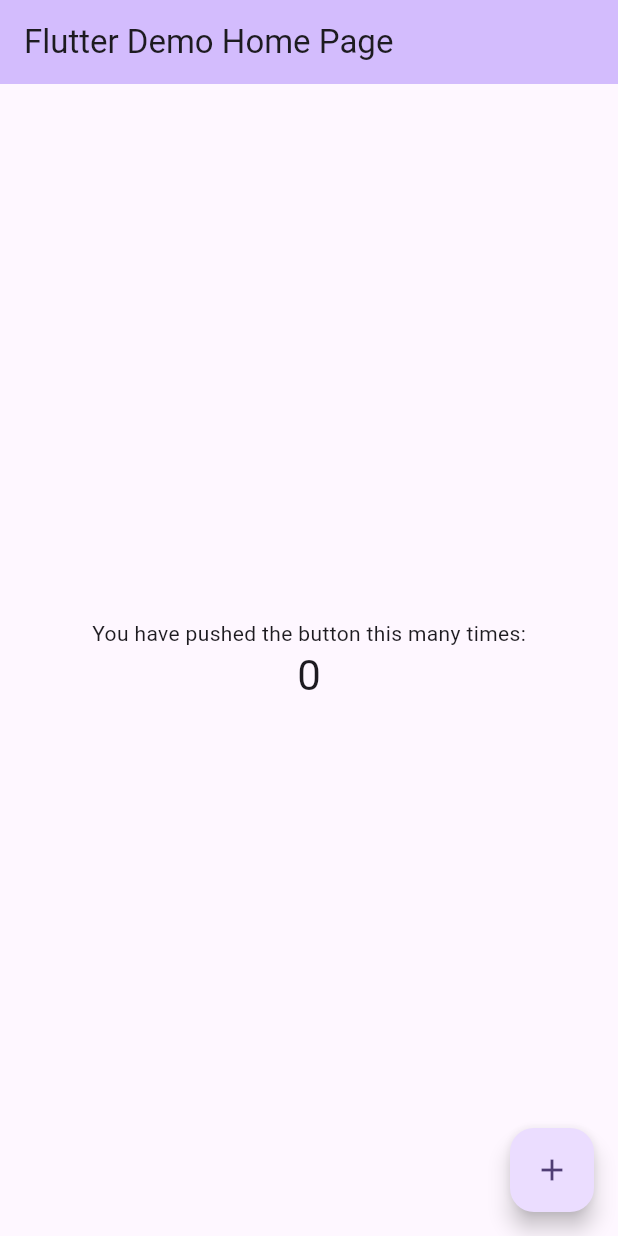
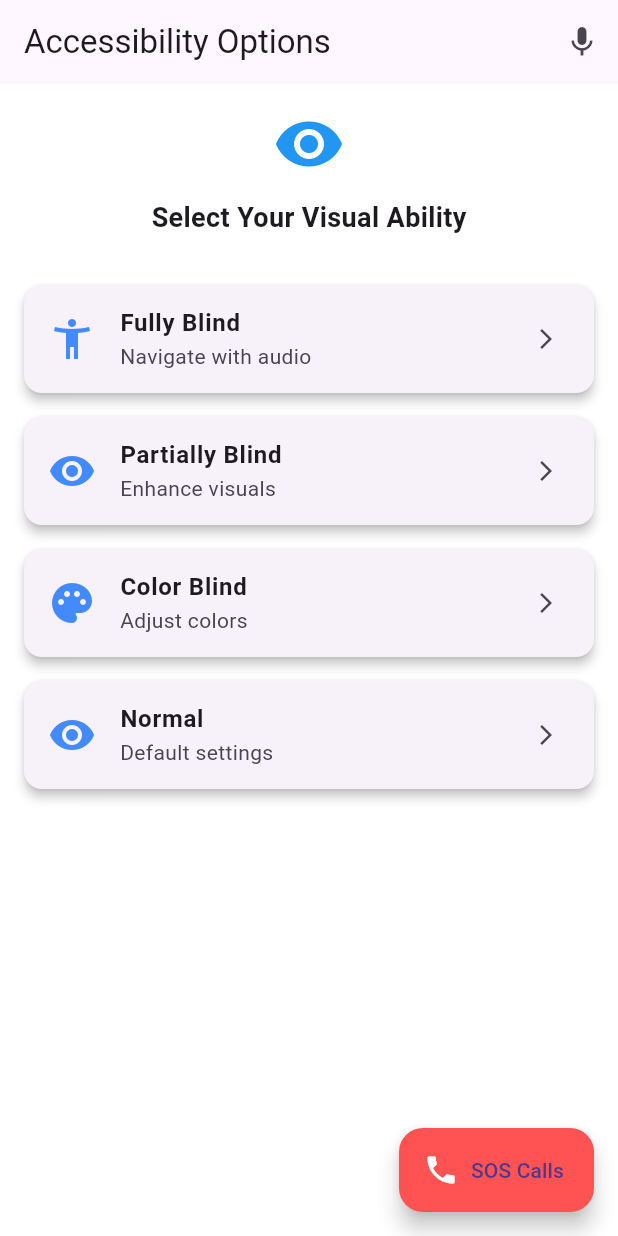
Before and after one commit to bappa-arc/visionaid_ar, a Flutter app: the screen it shows after launch, on a phone screen of 412 x 824 dp. Run offline on Flutter 3.47's test engine with Material 3 defaults, Android fonts, the phone set to English and light mode, and no system bars; Roboto replaces fonts that are missing (OpenSans).

Commit message:
first UI design

```diff
--- a/lib/main.dart
+++ b/lib/main.dart
@@ -1,122 +1,119 @@
 import 'package:flutter/material.dart';
+//import 'package:lucide_icons/lucide_icons.dart'; // Optional for better icons
 
-void main() {
-  runApp(const MyApp());
-}
+void main() => runApp(AccessibilityApp());
 
-class MyApp extends StatelessWidget {
-  const MyApp({super.key});
-
-  // This widget is the root of your application.
+class AccessibilityApp extends StatelessWidget {
   @override
   Widget build(BuildContext context) {
     return MaterialApp(
-      title: 'Flutter Demo',
+      title: 'Accessibility Options',
       theme: ThemeData(
-        // This is the theme of your application.
-        //
-        // TRY THIS: Try running your application with "flutter run". You'll see
-        // the application has a purple toolbar. Then, without quitting the app,
-        // try changing the seedColor in the colorScheme below to Colors.green
-        // and then invoke "hot reload" (save your changes or press the "hot
-        // reload" button in a Flutter-supported IDE, or press "r" if you used
-        // the command line to start the app).
-        //
-        // Notice that the counter didn't reset back to zero; the application
-        // state is not lost during the reload. To reset the state, use hot
-        // restart instead.
-        //
-        // This works for code too, not just values: Most code changes can be
-        // tested with just a hot reload.
-        colorScheme: ColorScheme.fromSeed(seedColor: Colors.deepPurple),
+        fontFamily: 'OpenSans',
+        primarySwatch: Colors.blue,
+        scaffoldBackgroundColor: Colors.white,
       ),
-      home: const MyHomePage(title: 'Flutter Demo Home Page'),
+      home: AccessibilityScreen(),
     );
   }
 }
 
-class MyHomePage extends StatefulWidget {
-  const MyHomePage({super.key, required this.title});
-
-  // This widget is the home page of your application. It is stateful, meaning
-  // that it has a State object (defined below) that contains fields that affect
-  // how it looks.
-
-  // This class is the configuration for the state. It holds the values (in this
-  // case the title) provided by the parent (in this case the App widget) and
-  // used by the build method of the State. Fields in a Widget subclass are
-  // always marked "final".
-
-  final String title;
-
-  @override
-  State<MyHomePage> createState() => _MyHomePageState();
-}
-
-class _MyHomePageState extends State<MyHomePage> {
-  int _counter = 0;
-
-  void _incrementCounter() {
-    setState(() {
-      // This call to setState tells the Flutter framework that something has
-      // changed in this State, which causes it to rerun the build method below
-      // so that the display can reflect the updated values. If we changed
-      // _counter without calling setState(), then the build method would not be
-      // called again, and so nothing would appear to happen.
-      _counter++;
-    });
-  }
+class AccessibilityScreen extends StatelessWidget {
+  final List<_AccessibilityOption> options = [
+    _AccessibilityOption(
+      title: "Fully Blind",
+      subtitle: "Navigate with audio",
+      icon: Icons.accessibility_new,
+      onTap: () {}, // Add your action
+    ),
+    _AccessibilityOption(
+      title: "Partially Blind",
+      subtitle: "Enhance visuals",
+      icon: Icons.remove_red_eye,
+      onTap: () {},
+    ),
+    _AccessibilityOption(
+      title: "Color Blind",
+      subtitle: "Adjust colors",
+      icon: Icons.palette,
+      onTap: () {},
+    ),
+    _AccessibilityOption(
+      title: "Normal",
+      subtitle: "Default settings",
+      icon: Icons.visibility,
+      onTap: () {},
+    ),
+  ];
 
   @override
   Widget build(BuildContext context) {
-    // This method is rerun every time setState is called, for instance as done
-    // by the _incrementCounter method above.
-    //
-    // The Flutter framework has been optimized to make rerunning build methods
-    // fast, so that you can just rebuild anything that needs updating rather
-    // than having to individually change instances of widgets.
     return Scaffold(
       appBar: AppBar(
-        // TRY THIS: Try changing the color here to a specific color (to
-        // Colors.amber, perhaps?) and trigger a hot reload to see the AppBar
-        // change color while the other colors stay the same.
-        backgroundColor: Theme.of(context).colorScheme.inversePrimary,
-        // Here we take the value from the MyHomePage object that was created by
-        // the App.build method, and use it to set our appbar title.
-        title: Text(widget.title),
+        title: Text("Accessibility Options"),
+        actions: [
+          IconButton(
+            icon: Icon(Icons.mic),
+            onPressed: () {}, // Voice control
+          ),
+        ],
       ),
-      body: Center(
-        // Center is a layout widget. It takes a single child and positions it
-        // in the middle of the parent.
+      body: Padding(
+        padding: const EdgeInsets.all(16.0),
         child: Column(
-          // Column is also a layout widget. It takes a list of children and
-          // arranges them vertically. By default, it sizes itself to fit its
-          // children horizontally, and tries to be as tall as its parent.
-          //
-          // Column has various properties to control how it sizes itself and
-          // how it positions its children. Here we use mainAxisAlignment to
-          // center the children vertically; the main axis here is the vertical
-          // axis because Columns are vertical (the cross axis would be
-          // horizontal).
-          //
-          // TRY THIS: Invoke "debug painting" (choose the "Toggle Debug Paint"
-          // action in the IDE, or press "p" in the console), to see the
-          // wireframe for each widget.
-          mainAxisAlignment: MainAxisAlignment.center,
-          children: <Widget>[
-            const Text('You have pushed the button this many times:'),
+          children: [
+            Icon(Icons.remove_red_eye, size: 48, color: Colors.blue),
+            SizedBox(height: 12),
             Text(
-              '$_counter',
-              style: Theme.of(context).textTheme.headlineMedium,
+              "Select Your Visual Ability",
+              style: TextStyle(fontSize: 18, fontWeight: FontWeight.w600),
+            ),
+            SizedBox(height: 24),
+            ...options.map((opt) => _buildOptionCard(context, opt)),
+            Spacer(),
+            Align(
+              alignment: Alignment.bottomRight,
+              child: FloatingActionButton.extended(
+                onPressed: () {}, // SOS functionality
+                icon: Icon(Icons.phone, color: Colors.white),
+                label: Text("SOS Calls"),
+                backgroundColor: Colors.redAccent,
+              ),
             ),
           ],
         ),
       ),
-      floatingActionButton: FloatingActionButton(
-        onPressed: _incrementCounter,
-        tooltip: 'Increment',
-        child: const Icon(Icons.add),
-      ), // This trailing comma makes auto-formatting nicer for build methods.
+    );
+  }
+
+  Widget _buildOptionCard(BuildContext context, _AccessibilityOption opt) {
+    return GestureDetector(
+      onTap: opt.onTap,
+      child: Card(
+        shape: RoundedRectangleBorder(borderRadius: BorderRadius.circular(12)),
+        margin: EdgeInsets.symmetric(vertical: 8),
+        elevation: 3,
+        child: ListTile(
+          leading: Icon(opt.icon, size: 32, color: Colors.blueAccent),
+          title: Text(opt.title, style: TextStyle(fontSize: 16, fontWeight: FontWeight.w600)),
+          subtitle: Text(opt.subtitle),
+          trailing: Icon(Icons.arrow_forward_ios, size: 16),
+        ),
+      ),
     );
   }
 }
+
+class _AccessibilityOption {
+  final String title;
+  final String subtitle;
+  final IconData icon;
+  final VoidCallback onTap;
+
+  _AccessibilityOption({
+    required this.title,
+    required this.subtitle,
+    required this.icon,
+    required this.onTap,
+  });
+}
```
Also changed, not shown: 1 other file.
